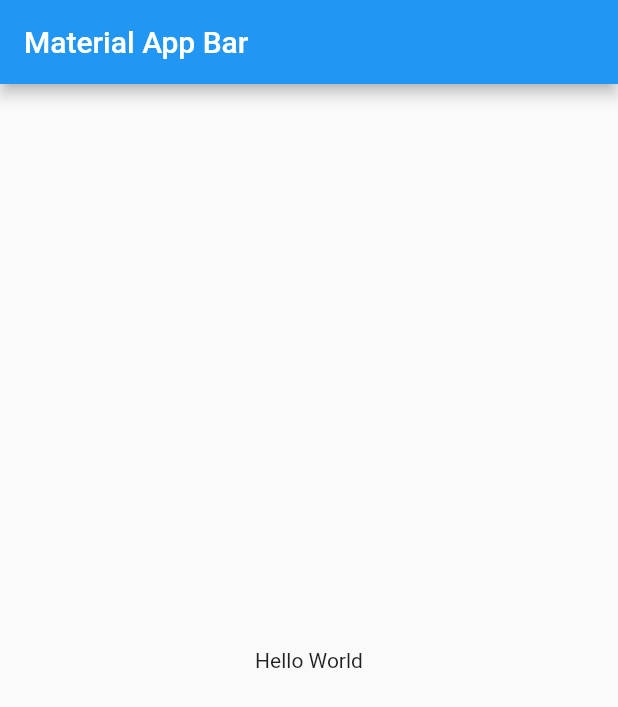
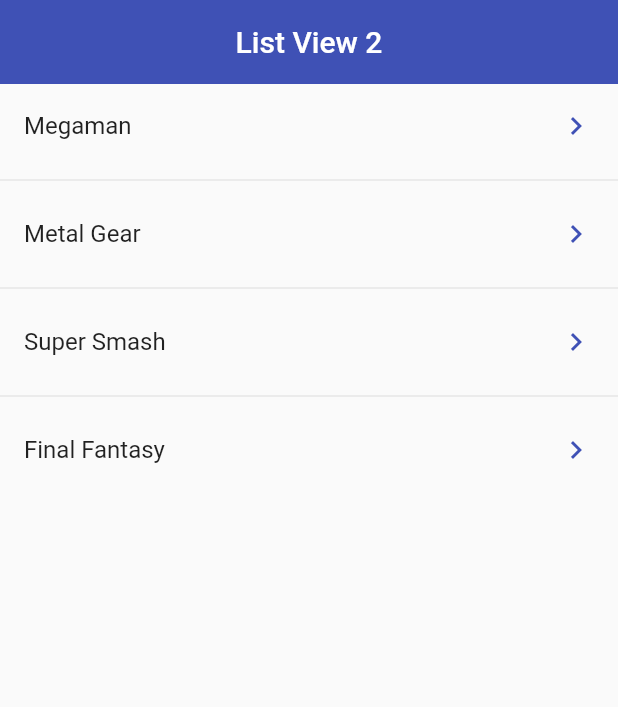
Before and after one commit to juniorotero06/FlutterExercises, a Flutter app: the screen it shows after launch, on a phone screen of 412 x 824 dp. Shown: the top 707 px of the screen. Run offline on Flutter 3.47's test engine with Material 2 defaults, Android fonts, the phone set to English and light mode, and no system bars.

Commit message:
Listview

```diff
--- a/flutter_components/lib/main.dart
+++ b/flutter_components/lib/main.dart
@@ -1,22 +1,17 @@
 import 'package:flutter/material.dart';
+import 'package:flutter_components/screens/listview1_screen.dart';
+import 'package:flutter_components/screens/listview2_screen.dart';
 
-void main() => runApp(MyApp());
+void main() => runApp(const MyApp());
 
 class MyApp extends StatelessWidget {
   const MyApp({Key? key}) : super(key: key);
   @override
   Widget build(BuildContext context) {
-    return MaterialApp(
+    return const MaterialApp(
       debugShowCheckedModeBanner: false,
       title: 'Material App',
-      home: Scaffold(
-        appBar: AppBar(
-          title: const Text('Material App Bar'),
-        ),
-        body: const Center(
-          child: Text('Hello World'),
-        ),
-      ),
+      home: Listview2Screen(),
     );
   }
 }
--- /dev/null
+++ b/flutter_components/lib/screens/listview1_screen.dart
@@ -0,0 +1,35 @@
+import 'package:flutter/material.dart';
+
+class Listview1Screen extends StatelessWidget {
+  final options = const [
+    "Megaman",
+    "Metal Gear",
+    "Super Smash",
+    "Final Fantasy"
+  ];
+
+  const Listview1Screen({Key? key}) : super(key: key);
+
+  @override
+  Widget build(BuildContext context) {
+    return Scaffold(
+      appBar: AppBar(
+        title: const Center(child: Text("List View 1")),
+      ),
+      body: Center(
+        child: ListView(
+          children: <Widget>[
+            ...options
+                .map(
+                  (game) => ListTile(
+                    title: Text(game),
+                    trailing: const Icon(Icons.arrow_right),
+                  ),
+                )
+                .toList(),
+          ],
+        ),
+      ),
+    );
+  }
+}
--- /dev/null
+++ b/flutter_components/lib/screens/listview2_screen.dart
@@ -0,0 +1,36 @@
+import 'package:flutter/material.dart';
+
+class Listview2Screen extends StatelessWidget {
+  final options = const [
+    "Megaman",
+    "Metal Gear",
+    "Super Smash",
+    "Final Fantasy"
+  ];
+
+  const Listview2Screen({Key? key}) : super(key: key);
+
+  @override
+  Widget build(BuildContext context) {
+    return Scaffold(
+      appBar: AppBar(
+        title: const Center(child: Text("List View 2")),
+        elevation: 0,
+        backgroundColor: Colors.indigo,
+      ),
+      body: Center(
+        child: ListView.separated(
+            itemBuilder: (context, index) => ListTile(
+                  title: Text(options[index]),
+                  trailing: const Icon(
+                    Icons.keyboard_arrow_right,
+                    color: Colors.indigo,
+                  ),
+                  onTap: () {},
+                ),
+            separatorBuilder: (_, __) => const Divider(),
+            itemCount: options.length),
+      ),
+    );
+  }
+}
```
